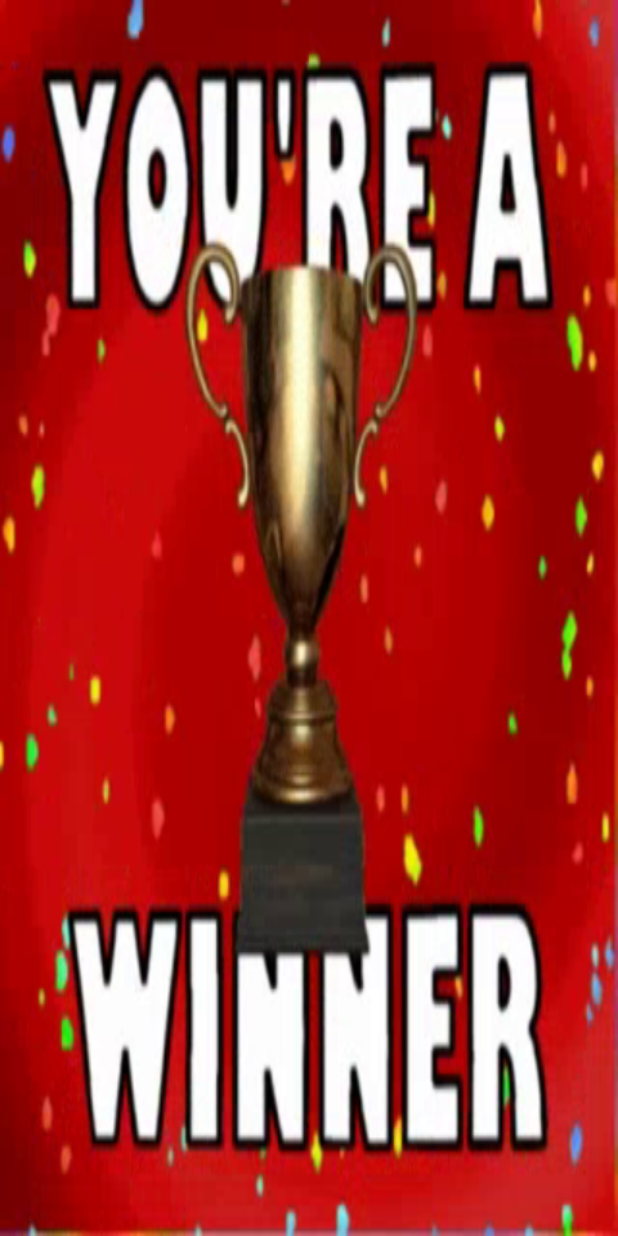
After one commit to SuhrobDev/4_piz_puzzle, an Android app: the layout dialog_win.xml on its own in the app's theme, with its tools: preview values and no code run, on a phone screen of 412 x 824 dp. The commit adds this screen. Run offline under Robolectric (Android 15) with nearby library versions, the phone set to English and light mode, and no system bars.

```diff
--- a/app/src/main/java/com/example/four_pic/manager/GameManager.kt
+++ b/app/src/main/java/com/example/four_pic/manager/GameManager.kt
@@ -10,7 +10,7 @@ class GameManager(
 ) {
     private fun question() = questionsList[level]
     fun getQuestions() = question().imageList
-    private fun getWord() = question().word
+    fun getWord() = question().word
     fun getWordSize() = question().word.length
     fun getLetters() = question().letters
     fun getLettersSize() = question().letters.length
--- /dev/null
+++ b/app/src/main/res/layout/dialog_win.xml
@@ -0,0 +1,8 @@
+<?xml version="1.0" encoding="utf-8"?>
+<RelativeLayout xmlns:android="http://schemas.android.com/apk/res/android"
+    android:layout_width="match_parent"
+    android:background="@drawable/win"
+    android:layout_height="match_parent">
+
+
+</RelativeLayout>
```
Also changed, not shown: app/src/main/java/com/example/four_pic/MainActivity.kt (+7 -2 lines), app/src/main/java/com/example/four_pic/WinActivity.java (added, +38 -0 lines), app/src/main/res/drawable/win.png (added).
